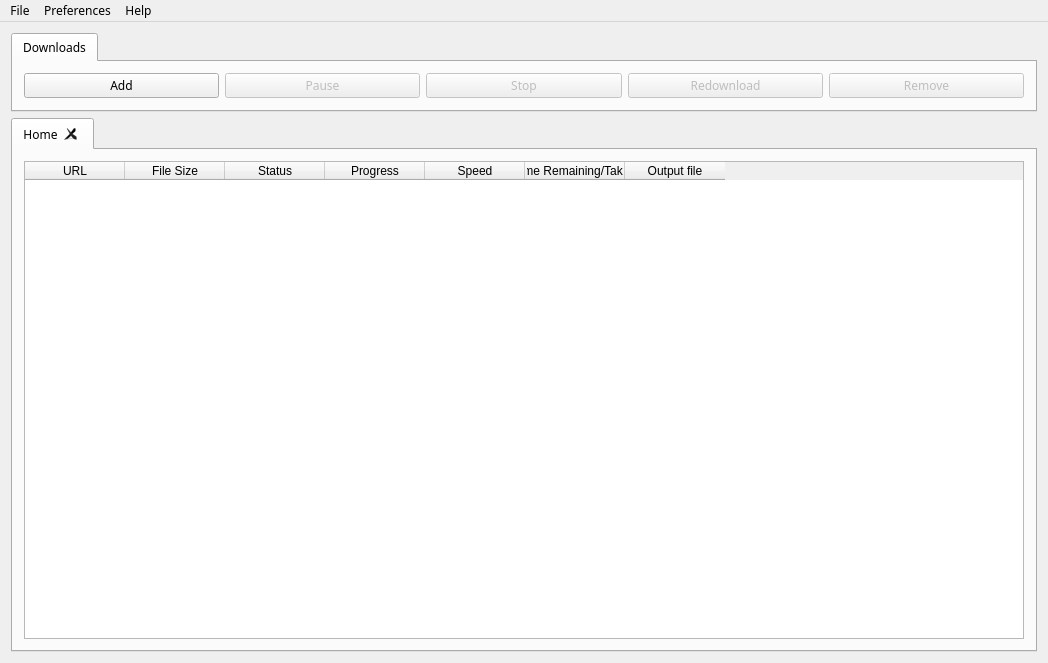
Old version of the form UltimateDownloadManager/mainwindow.ui in the repository LalitMaganti/Ultimate-Download-Manager.
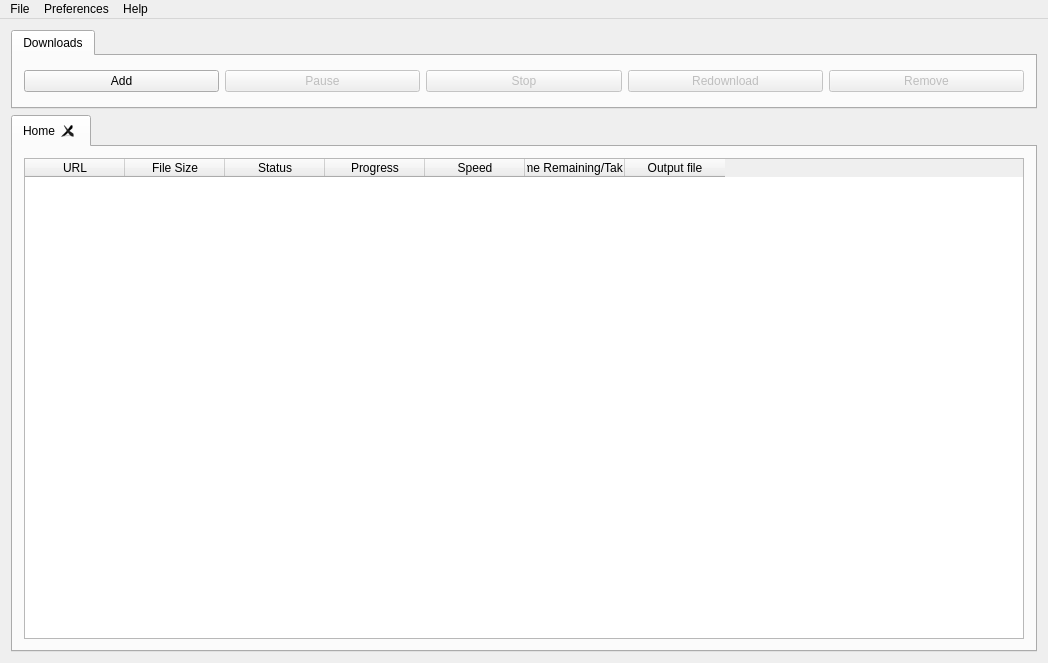
New version of the form. Icons and pictures are not drawn. Custom widgets are drawn as their Qt base class.

The edit to the form file:
```diff
--- a/UltimateDownloadManager/mainwindow.ui
+++ b/UltimateDownloadManager/mainwindow.ui
@@ -16,11 +16,6 @@
     <height>663</height>
    </size>
   </property>
-  <property name="font">
-   <font>
-    <family>Helvetica Neue LT Pro</family>
-   </font>
-  </property>
   <property name="windowTitle">
    <string>Ultimate Download Manager</string>
   </property>
@@ -50,11 +45,6 @@
         <height>79</height>
        </size>
       </property>
-      <property name="font">
-       <font>
-        <family>Helvetica Neue LT Pro</family>
-       </font>
-      </property>
       <property name="currentIndex">
        <number>0</number>
       </property>
@@ -116,11 +106,6 @@
     </item>
     <item row="1" column="0">
      <widget class="DownloadTabWidget" name="tabWidgetMain">
-      <property name="font">
-       <font>
-        <family>Helvetica Neue LT Pro</family>
-       </font>
-      </property>
       <property name="currentIndex">
        <number>0</number>
       </property>
@@ -192,14 +177,9 @@
      <x>0</x>
      <y>0</y>
      <width>1048</width>
-     <height>21</height>
+     <height>25</height>
     </rect>
    </property>
-   <property name="font">
-    <font>
-     <family>Helvetica Neue LT Pro</family>
-    </font>
-   </property>
    <widget class="QMenu" name="menuFile">
     <property name="title">
      <string>File</string>
@@ -208,22 +188,12 @@
     <addaction name="actionQuit"/>
    </widget>
    <widget class="QMenu" name="menuPreferences">
-    <property name="font">
-     <font>
-      <family>Helvetica Neue LT Pro</family>
-     </font>
-    </property>
     <property name="title">
      <string>Preferences</string>
     </property>
     <addaction name="actionSettings"/>
    </widget>
    <widget class="QMenu" name="menuHelp">
-    <property name="font">
-     <font>
-      <family>Segoe UI Light</family>
-     </font>
-    </property>
     <property name="title">
      <string>Help</string>
     </property>
@@ -280,6 +250,11 @@
    <header>downloadtabwidget.h</header>
    <container>1</container>
   </customwidget>
+  <customwidget>
+   <class>UDMTableWidget</class>
+   <extends>QTableWidget</extends>
+   <header>uicomponents/udmtablewidget.h</header>
+  </customwidget>
  </customwidgets>
  <resources/>
  <connections/>
```
Left out of the diff: 19 changed lines with no effect on the pictures.
